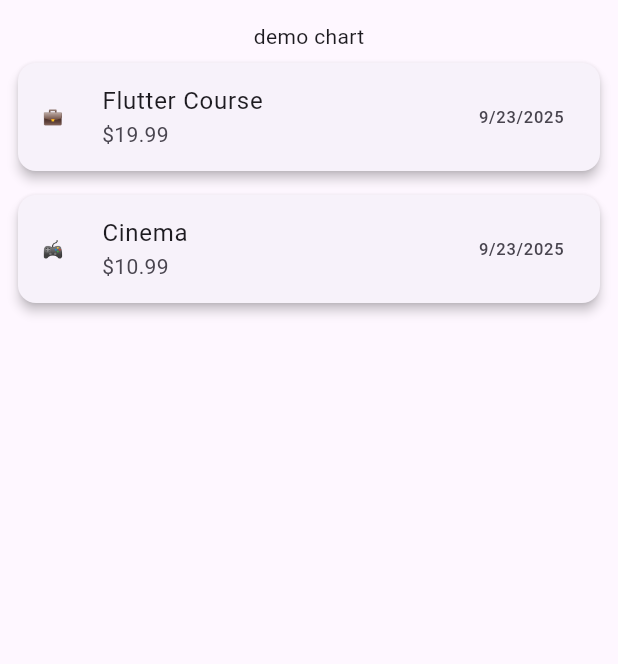
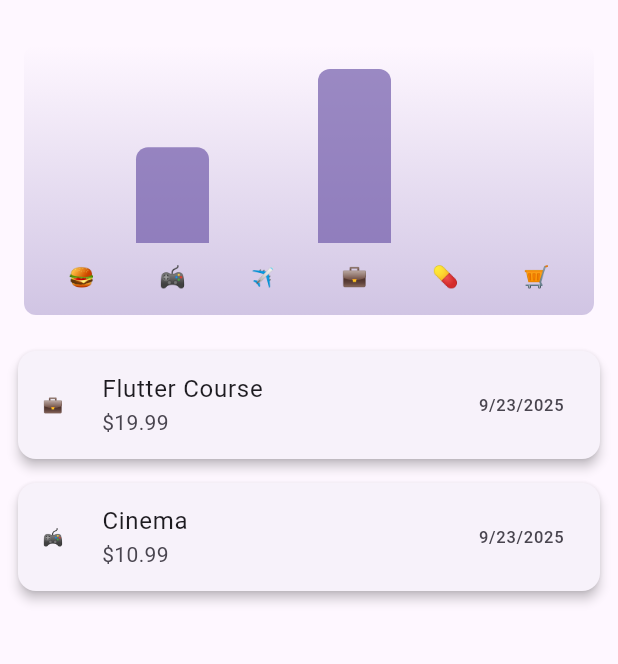
Before and after one commit to Sidv1405/expense_tracker_app, a Flutter app: the screen it shows after launch, on a phone screen of 412 x 824 dp, the part 63-727 px from its top. Run offline on Flutter 3.47's test engine with Material 3 defaults, Android fonts, the phone set to English and light mode, and no system bars.

Commit message:
add chart

```diff
--- /dev/null
+++ b/lib/models/expense_bucket.dart
@@ -0,0 +1,21 @@
+import 'package:expense_tracker_app/models/expense.dart';
+
+class ExpenseBucket {
+  final CategoryEnum category;
+  final List<Expense> expenses;
+
+  ExpenseBucket({required this.category, required this.expenses});
+
+  ExpenseBucket.forCategory(List<Expense> allExpenses, this.category)
+    : expenses = allExpenses
+          .where((expense) => expense.category == category)
+          .toList();
+
+  double get totalExpenses {
+    double sum = 0;
+    for (var expense in expenses) {
+      sum += expense.amount;
+    }
+    return sum;
+  }
+}
--- a/lib/my_app.dart
+++ b/lib/my_app.dart
@@ -1,4 +1,5 @@
 import 'package:expense_tracker_app/data/mock/expenses_mock.dart';
+import 'package:expense_tracker_app/widget/chart/chart.dart';
 import 'package:expense_tracker_app/widget/expenses_list/expenses_list.dart';
 import 'package:expense_tracker_app/widget/new_expense.dart';
 import 'package:flutter/material.dart';
@@ -79,7 +80,7 @@ class _MyAppState extends State<MyApp> {
       ),
       body: Column(
         children: [
-          const Text('demo chart'),
+          Chart(expenses: registeredExpenses),
           Expanded(child: mainContent),
         ],
       ),
--- /dev/null
+++ b/lib/widget/chart/chart.dart
@@ -0,0 +1,88 @@
+import 'package:flutter/material.dart';
+
+import '../../models/expense.dart';
+import '../../models/expense_bucket.dart';
+import 'chart_bar.dart';
+
+class Chart extends StatelessWidget {
+  const Chart({super.key, required this.expenses});
+
+  final List<Expense> expenses;
+
+  List<ExpenseBucket> get buckets {
+    return [
+      ExpenseBucket.forCategory(expenses, CategoryEnum.food),
+      ExpenseBucket.forCategory(expenses, CategoryEnum.leisure),
+      ExpenseBucket.forCategory(expenses, CategoryEnum.travel),
+      ExpenseBucket.forCategory(expenses, CategoryEnum.work),
+      ExpenseBucket.forCategory(expenses, CategoryEnum.health),
+      ExpenseBucket.forCategory(expenses, CategoryEnum.other),
+    ];
+  }
+
+  double get maxTotalExpense {
+    double maxTotalExpense = 0;
+    for (final bucket in buckets) {
+      if (bucket.totalExpenses > maxTotalExpense) {
+        maxTotalExpense = bucket.totalExpenses;
+      }
+    }
+    return maxTotalExpense;
+  }
+
+  @override
+  Widget build(BuildContext context) {
+    return Container(
+      margin: const EdgeInsets.all(16),
+      padding: const EdgeInsets.symmetric(vertical: 16, horizontal: 8),
+      width: double.infinity,
+      height: 180,
+      decoration: BoxDecoration(
+        borderRadius: BorderRadius.circular(8),
+        gradient: LinearGradient(
+          colors: [
+            Theme.of(context).colorScheme.primary.withValues(alpha: 0.3),
+            Theme.of(context).colorScheme.primary.withValues(alpha: 0.0),
+          ],
+          begin: Alignment.bottomCenter,
+          end: Alignment.topCenter,
+        ),
+      ),
+      child: Column(
+        children: [
+          Expanded(
+            child: Row(
+              crossAxisAlignment: CrossAxisAlignment.end,
+              children: [
+                for (final bucket in buckets)
+                  Expanded(
+                    child: ChartBar(
+                      fill: bucket.totalExpenses == 0
+                          ? 0
+                          : bucket.totalExpenses / maxTotalExpense,
+                    ),
+                  ),
+              ],
+            ),
+          ),
+          const SizedBox(height: 12),
+          Row(
+            children: buckets
+                .map(
+                  (bucket) => Expanded(
+                    child: Padding(
+                      padding: const EdgeInsets.symmetric(horizontal: 4),
+                      child: Text(
+                        categoryIcons[bucket.category]!,
+                        textAlign: TextAlign.center,
+                      ),
+                    ),
+                  ),
+                )
+                .toList(),
+          ),
+        ],
+      ),
+    );
+  }
+}
--- /dev/null
+++ b/lib/widget/chart/chart_bar.dart
@@ -0,0 +1,29 @@
+import 'package:flutter/material.dart';
+
+class ChartBar extends StatelessWidget {
+  const ChartBar({super.key, required this.fill});
+
+  final double fill;
+
+  @override
+  Widget build(BuildContext context) {
+    final isDarkMode =
+        MediaQuery.of(context).platformBrightness == Brightness.dark;
+
+    return Padding(
+      padding: const EdgeInsets.symmetric(horizontal: 6),
+      child: FractionallySizedBox(
+        heightFactor: fill,
+        alignment: Alignment.bottomCenter,
+        child: DecoratedBox(
+          decoration: BoxDecoration(
+            borderRadius: const BorderRadius.vertical(top: Radius.circular(8)),
+            color: isDarkMode
+                ? Theme.of(context).colorScheme.secondary
+                : Theme.of(context).colorScheme.primary.withValues(alpha: 0.65),
+          ),
+        ),
+      ),
+    );
+  }
+}
--- a/pubspec.yaml
+++ b/pubspec.yaml
@@ -60,8 +60,8 @@ flutter:
   uses-material-design: true
 
   # To add assets to your application, add an assets section, like this:
-  assets:
-    - assets/images/
+#  assets:
+#    - assets/images/
 
   # An image asset can refer to one or more resolution-specific "variants", see
   # https://flutter.dev/to/resolution-aware-images
```
